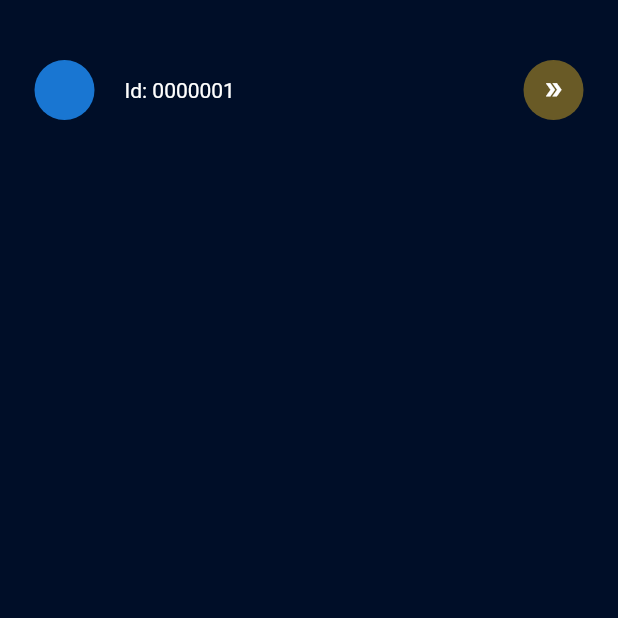
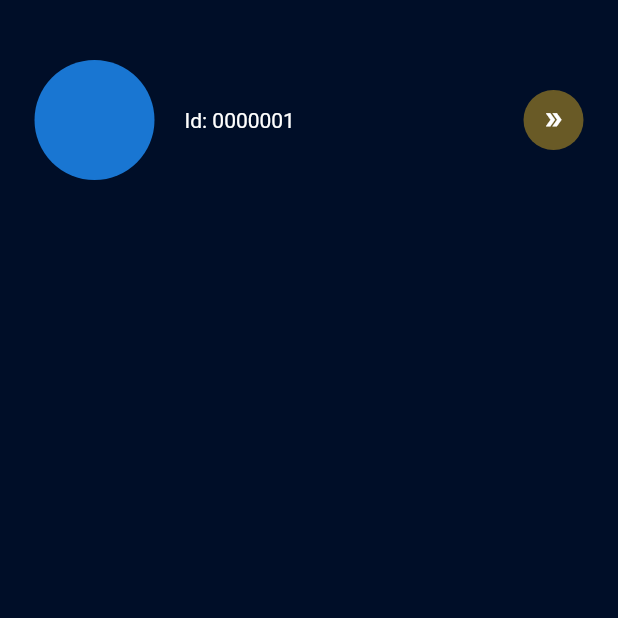
Before and after one commit to Sed-iq/payquicky-app, a Flutter app: the Settings screen opened directly, on a phone screen of 412 x 824 dp, the top half of it. Run offline on Flutter 3.47's test engine with Material 2 defaults, Android fonts, the phone set to English and light mode, and no system bars; our stand-ins replace flutter_animate, icons_plus, material_design_icons_flutter.

Commit message:
Added an update

```diff
--- a/lib/screens/settings.dart
+++ b/lib/screens/settings.dart
@@ -29,7 +29,9 @@ class _SettingsState extends State<Settings> {
               children: [
                 Row(
                   children: [
-                    CircleAvatar(),
+                    CircleAvatar(
+                      radius: 40,
+                    ),
                     SizedBox(
                       width: 20,
                     ),
```
